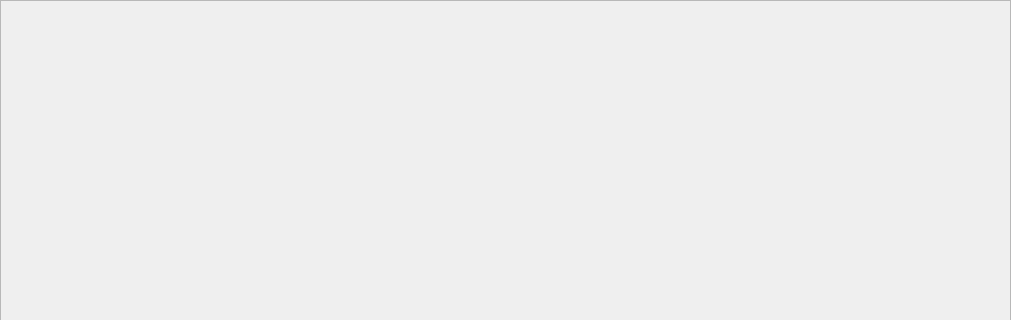
b-lack/qgis-gnavs-plugin, file find_location/gui/find_location_dockwidget_base.ui: the form before one commit; both pictures show x 0 to 1011 and y 0 to 320 of the 1011 by 588 pixel window.
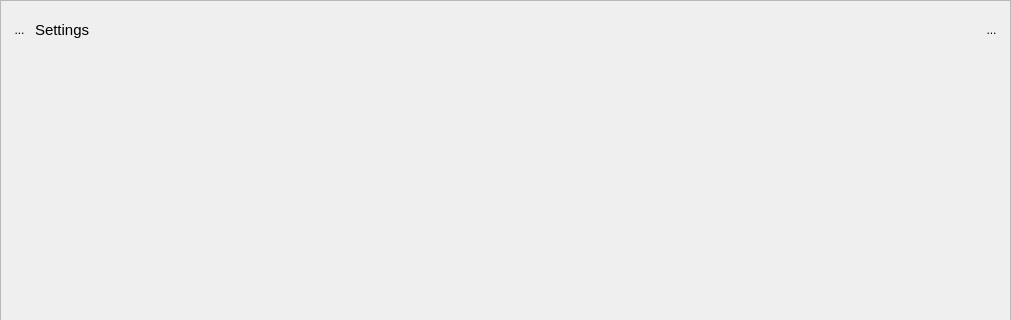
The form after the commit.

```diff
--- a/find_location/gui/find_location_dockwidget_base.ui
+++ b/find_location/gui/find_location_dockwidget_base.ui
@@ -51,6 +51,62 @@
         </rect>
        </property>
        <layout class="QVBoxLayout">
+        <item>
+         <layout class="QHBoxLayout" name="horizontalLayout">
+          <property name="topMargin">
+           <number>10</number>
+          </property>
+          <item>
+           <widget class="QToolButton" name="lfbHomeBtn">
+            <property name="styleSheet">
+             <string notr="true">background:transparent;
+border:none;</string>
+            </property>
+            <property name="text">
+             <string>...</string>
+            </property>
+           </widget>
+          </item>
+          <item>
+           <widget class="QLabel" name="lfbHeadlineLabel">
+            <property name="font">
+             <font>
+              <pointsize>11</pointsize>
+              <weight>50</weight>
+              <bold>false</bold>
+             </font>
+            </property>
+            <property name="text">
+             <string>Settings</string>
+            </property>
+           </widget>
+          </item>
+          <item>
+           <spacer name="horizontalSpacer">
+            <property name="orientation">
+             <enum>Qt::Horizontal</enum>
+            </property>
+            <property name="sizeHint" stdset="0">
+             <size>
+              <width>40</width>
+              <height>20</height>
+             </size>
+            </property>
+           </spacer>
+          </item>
+          <item>
+           <widget class="QToolButton" name="lfbSettingsBtn">
+            <property name="styleSheet">
+             <string notr="true">background:transparent;
+border:none;</string>
+            </property>
+            <property name="text">
+             <string>...</string>
+            </property>
+           </widget>
+          </item>
+         </layout>
+        </item>
         <item>
          <layout class="QVBoxLayout" name="geMainLayout"/>
         </item>
```
